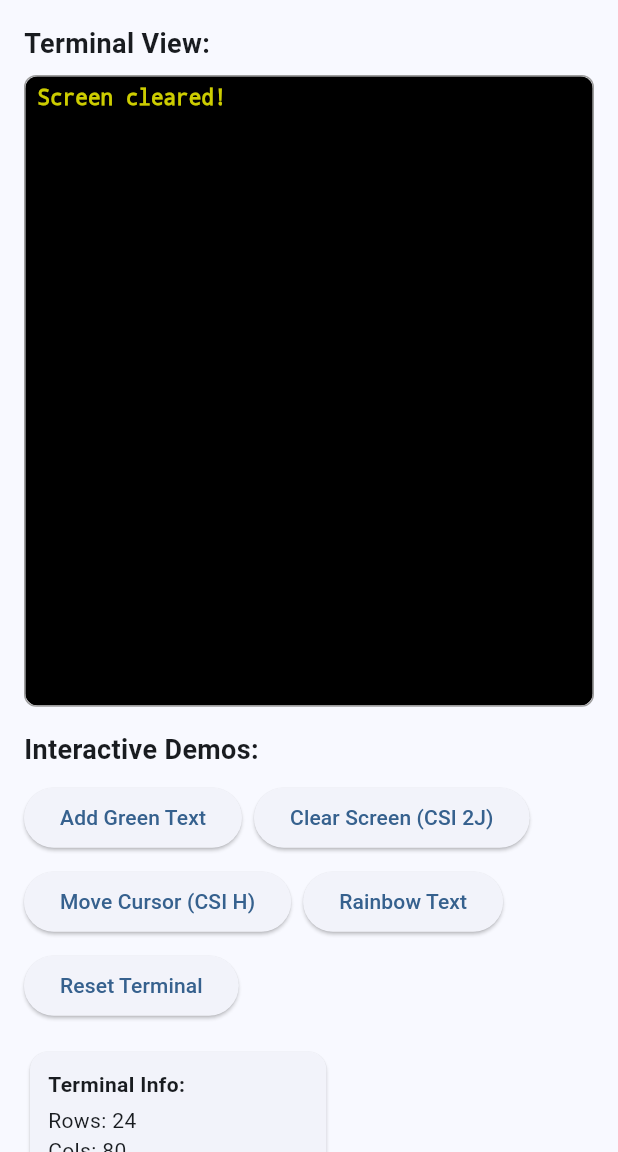
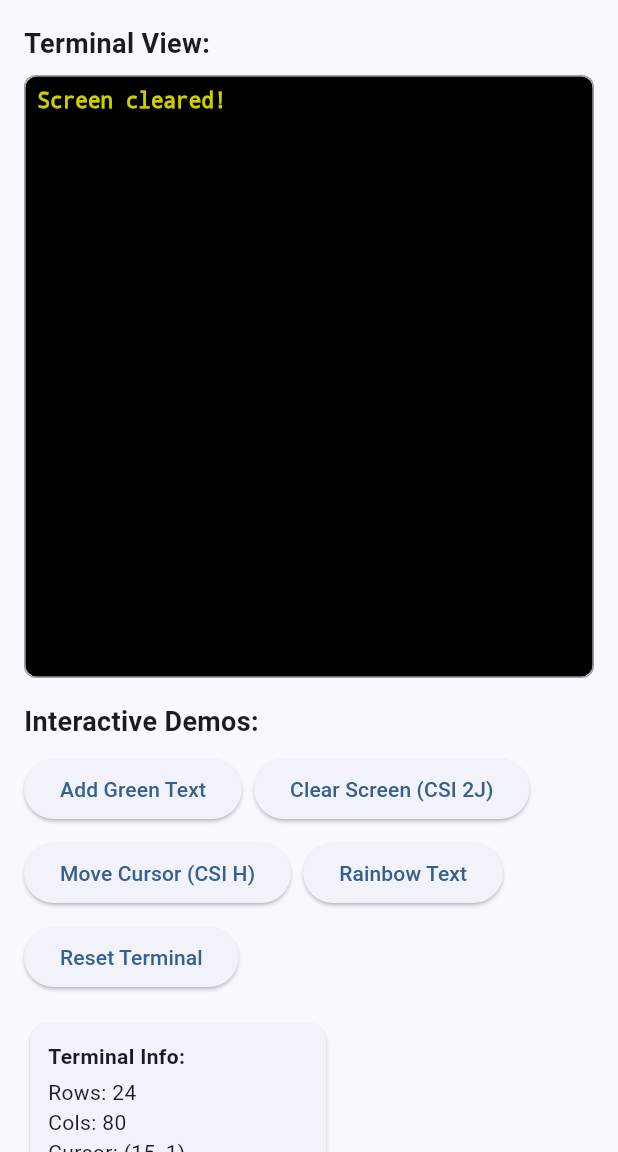
Before and after one commit to kihyun1998/flutter_xterm, a Flutter app: the screen it shows after launch, after a tap on "Add Green Text", after a tap on "Clear Screen (CSI 2J)", on a phone screen of 412 x 824 dp, the part 84-1236 px from its top. Run offline on Flutter 3.47's test engine with Material 3 defaults, Android fonts, the phone set to English and light mode, and no system bars.

Commit message:
Revert to natural font rendering (remove height/letterSpacing)
Reverted to Phase 2's simple TextStyle approach for better rendering.

**Problem:**
Previous commit added height: 1.0 and letterSpacing: 0.0 which caused:
- Awkward character spacing
- Font appearing broken/distorted
- Unnatural monospace rendering

**Solution:**
Removed explicit height and letterSpacing from TextStyle, using Flutter's
default rendering which handles monospace fonts correctly.

**Changes:**

1. text_style_cache.dart:
   - Removed: height: 1.0
   - Removed: letterSpacing: 0.0
   - Now uses default Flutter text rendering

2. terminal_theme.dart:
   - Removed: height multiplication by lineHeight
   - cellSize now uses natural text height
   - Consistent with actual text rendering

**Result:**
- Natural monospace font rendering (same as Phase 2 example)
- Proper character spacing
- No font distortion
- TextStyle matches what Phase 2 used successfully

Note: lineHeight property kept for future use (Phase 6 scrolling/spacing)
but currently not applied to rendering.

```diff
--- a/lib/src/ui/terminal_theme.dart
+++ b/lib/src/ui/terminal_theme.dart
@@ -122,22 +122,23 @@ class TerminalTheme {
     }
 
     // Measure a sample character to determine cell size
+    // Use the same TextStyle as actual rendering for consistency
     final textPainter = TextPainter(
       text: TextSpan(
         text: 'W',
         style: TextStyle(
           fontFamily: fontFamily,
           fontSize: fontSize,
-          height: 1.0, // Use tight height for accurate measurement
+          // Don't specify height - use default for natural rendering
         ),
       ),
       textDirection: TextDirection.ltr,
     )..layout();
 
-    // Apply lineHeight multiplier to vertical spacing
+    // Cell size is the natural text size (lineHeight is currently not used)
     _cachedCellSize = Size(
       textPainter.width,
-      textPainter.height * lineHeight,
+      textPainter.height,
     );
 
     return _cachedCellSize!;
--- a/lib/src/ui/text_style_cache.dart
+++ b/lib/src/ui/text_style_cache.dart
@@ -80,8 +80,7 @@ class TextStyleCache {
       fontStyle: cell.isItalic ? FontStyle.italic : FontStyle.normal,
       decoration:
           cell.isUnderline ? TextDecoration.underline : TextDecoration.none,
-      height: 1.0, // Use tight height for monospace alignment
-      letterSpacing: 0.0, // Ensure consistent character spacing
+      // Don't specify height or letterSpacing - use defaults for natural rendering
     );
   }
 
```
